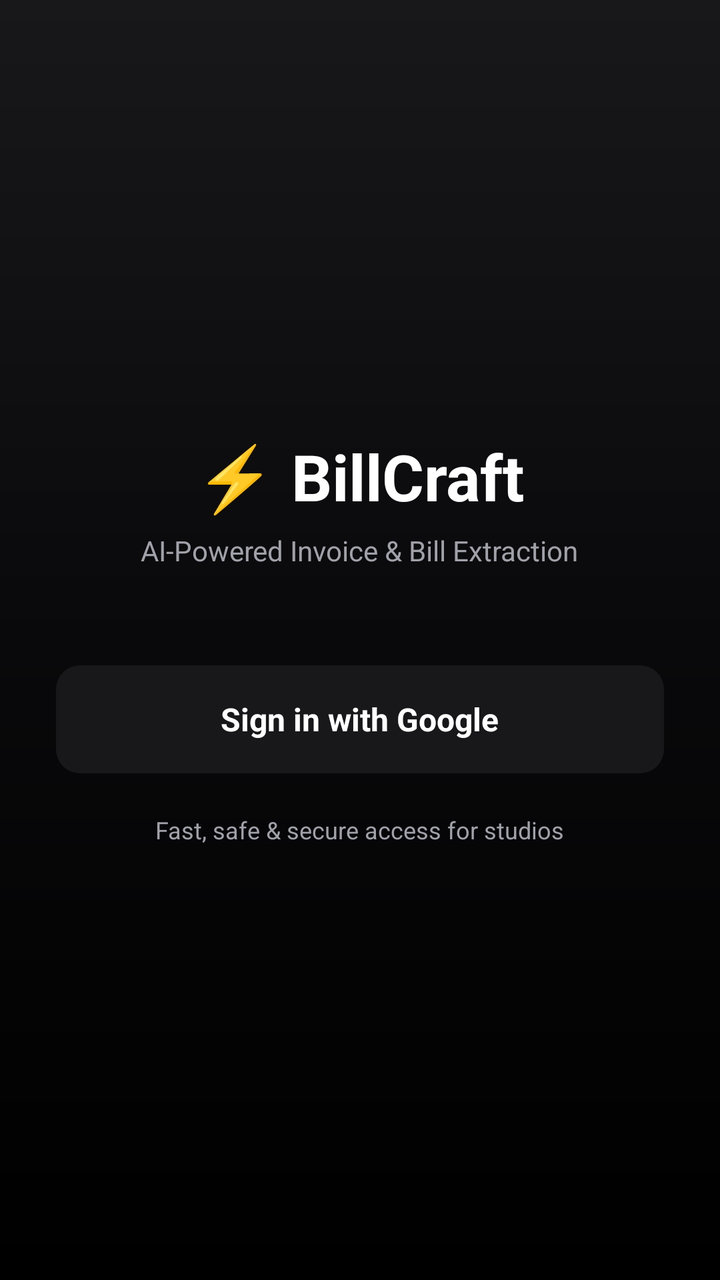
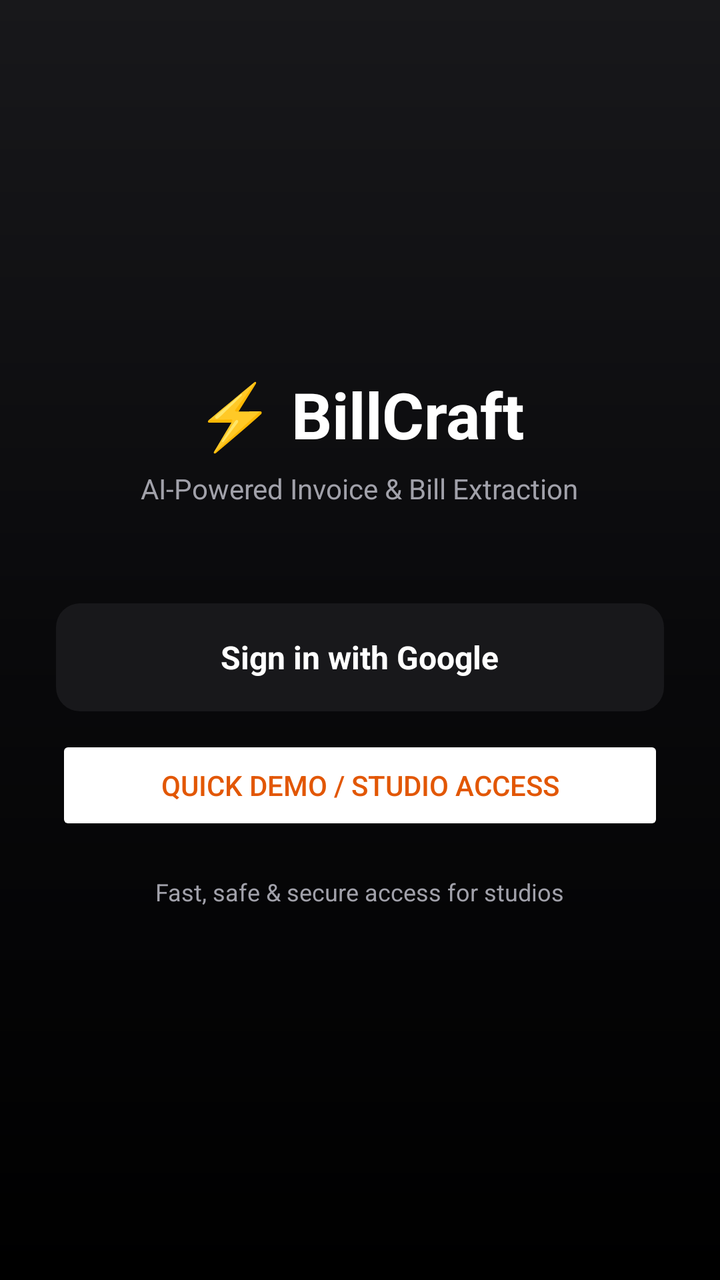

Before-and-after screenshots of an Android layout around one commit, followed by the original layout XML and the change that was made.
<!-- AndroidManifest.xml: application theme Theme.BillCraft -->
<!-- res/layout/activity_login.xml -->
<?xml version="1.0" encoding="utf-8"?>
<LinearLayout xmlns:android="http://schemas.android.com/apk/res/android"
    android:layout_width="match_parent"
    android:layout_height="match_parent"
    android:background="@drawable/bg_dark_gradient"
    android:gravity="center"
    android:orientation="vertical"
    android:padding="28dp">

    <TextView
        android:layout_width="wrap_content"
        android:layout_height="wrap_content"
        android:text="⚡ BillCraft"
        android:textColor="#FFFFFF"
        android:textSize="32sp"
        android:textStyle="bold" />

    <TextView
        android:layout_width="wrap_content"
        android:layout_height="wrap_content"
        android:layout_marginTop="6dp"
        android:text="AI-Powered Invoice &amp; Bill Extraction"
        android:textColor="@color/text_muted"
        android:textSize="14sp" />

    
    <LinearLayout
        android:id="@+id/btnGoogleSignIn"
        android:layout_width="match_parent"
        android:layout_height="54dp"
        android:layout_marginTop="48dp"
        android:background="@drawable/btn_primary_black"
        android:clickable="true"
        android:focusable="true"
        android:gravity="center"
        android:orientation="horizontal"
        android:paddingHorizontal="16dp">

        <TextView
            android:layout_width="wrap_content"
            android:layout_height="wrap_content"
            android:text="Sign in with Google"
            android:textColor="#FFFFFF"
            android:textSize="16sp"
            android:textStyle="bold" />
    </LinearLayout>

    <TextView
        android:layout_width="wrap_content"
        android:layout_height="wrap_content"
        android:layout_marginTop="20dp"
        android:text="Fast, safe &amp; secure access for studios"
        android:textColor="@color/text_muted"
        android:textSize="12sp" />

</LinearLayout>
<!-- resources referenced by this layout -->
<resources>
  <color name="text_muted">#A1A1AA</color>
  <!-- drawable bg_dark_gradient (drawable) -->
  <?xml version="1.0" encoding="utf-8"?>
  <shape xmlns:android="http://schemas.android.com/apk/res/android"
      android:shape="rectangle">
      <gradient
          android:angle="270"
          android:startColor="#18181B"
          android:centerColor="#09090B"
          android:endColor="#000000"
          android:type="linear" />
  </shape>
  <!-- drawable btn_primary_black (drawable) -->
  <?xml version="1.0" encoding="utf-8"?>
  <ripple xmlns:android="http://schemas.android.com/apk/res/android"
      android:color="#3F3F46">
      <item>
          <shape android:shape="rectangle">
              <solid android:color="#18181B" />
              <corners android:radius="12dp" />
          </shape>
      </item>
  </ripple>
  <style name="Theme.BillCraft" parent="Theme.Material3.Light.NoActionBar">
          <item name="colorPrimary">@color/primary_black</item>
          <item name="colorOnPrimary">#FFFFFF</item>
          <item name="colorSecondary">@color/brand_orange</item>
          <item name="android:statusBarColor">@color/primary_dark</item>
          <item name="android:windowLightStatusBar">false</item>
          <item name="android:windowBackground">@color/app_background</item>
      </style>
  <color name="primary_black">#18181B</color>
  <color name="brand_orange">#E25704</color>
  <color name="primary_dark">#09090B</color>
  <color name="app_background">#FAFAFA</color>
</resources>

<!-- the commit's change to res/layout/activity_login.xml (unified diff, before → after) -->
@@ -45,6 +45,16 @@
             android:textStyle="bold" />
     </LinearLayout>
 
+    <Button
+        android:id="@+id/btnQuickAccess"
+        android:layout_width="match_parent"
+        android:layout_height="50dp"
+        android:layout_marginTop="12dp"
+        android:backgroundTint="@color/card_background"
+        android:text="Quick Demo / Studio Access"
+        android:textColor="@color/brand_orange"
+        android:textSize="14sp" />
+
     <TextView
         android:layout_width="wrap_content"
         android:layout_height="wrap_content"
<!-- resource entries referenced after the edit -->
@@ -1,5 +1,7 @@
 <!-- resources referenced by this layout -->
 <resources>
+  <color name="brand_orange">#E25704</color>
+  <color name="card_background">#FFFFFF</color>
   <color name="text_muted">#A1A1AA</color>
   <!-- drawable bg_dark_gradient (drawable) -->
   <?xml version="1.0" encoding="utf-8"?>
@@ -32,7 +34,6 @@
           <item name="android:windowBackground">@color/app_background</item>
       </style>
   <color name="primary_black">#18181B</color>
-  <color name="brand_orange">#E25704</color>
   <color name="primary_dark">#09090B</color>
   <color name="app_background">#FAFAFA</color>
 </resources>
